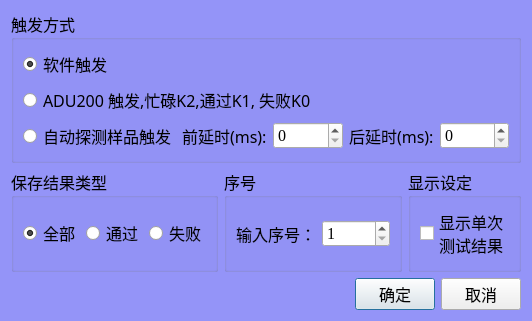
Above: MeterMode/clsMeterModeSettings.ui from caicaiking/WKEFactoryView2014 before the change. Below: the same form after it.
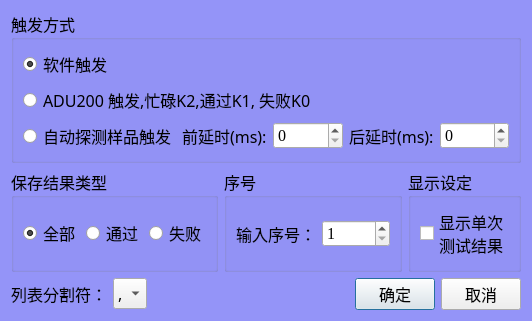
That is the form after the change.

Diff of the .ui file:
```diff
--- a/MeterMode/clsMeterModeSettings.ui
+++ b/MeterMode/clsMeterModeSettings.ui
@@ -280,6 +280,39 @@
    </item>
    <item>
     <layout class="QHBoxLayout" name="horizontalLayout_3">
+     <item>
+      <widget class="QLabel" name="label_4">
+       <property name="font">
+        <font>
+         <family>楷体</family>
+         <pointsize>12</pointsize>
+        </font>
+       </property>
+       <property name="text">
+        <string>列表分割符：</string>
+       </property>
+      </widget>
+     </item>
+     <item>
+      <widget class="QComboBox" name="cmbSp">
+       <property name="font">
+        <font>
+         <family>楷体</family>
+         <pointsize>12</pointsize>
+        </font>
+       </property>
+       <item>
+        <property name="text">
+         <string>,</string>
+        </property>
+       </item>
+       <item>
+        <property name="text">
+         <string>;</string>
+        </property>
+       </item>
+      </widget>
+     </item>
      <item>
       <spacer name="horizontalSpacer">
        <property name="orientation">
```
